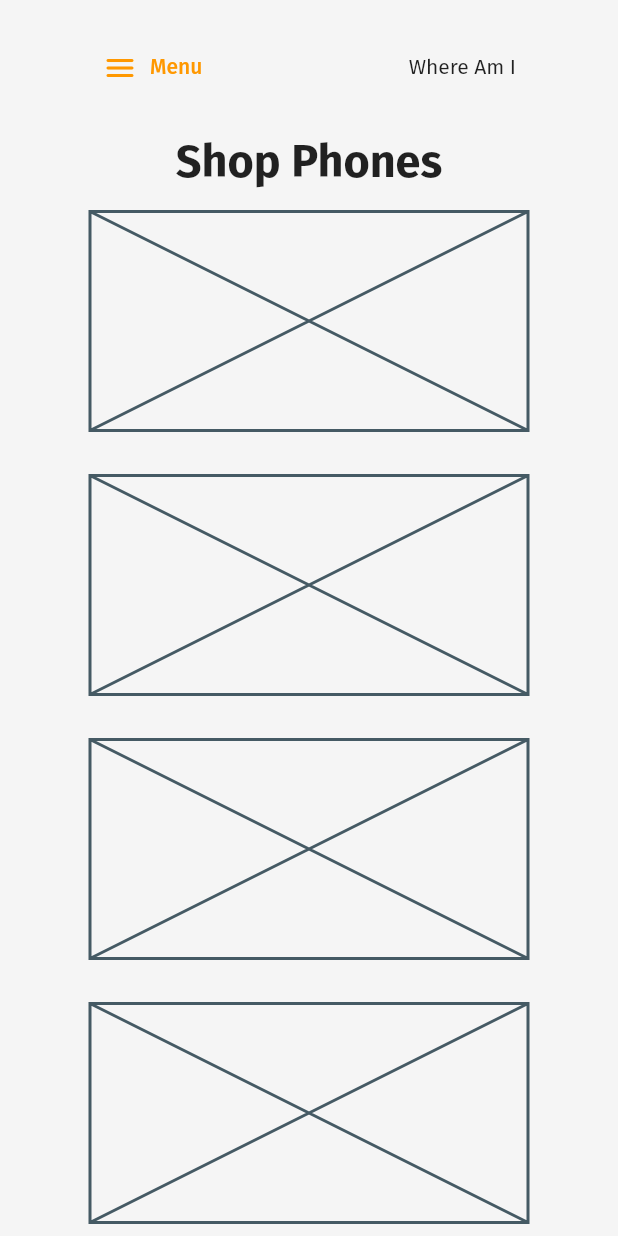
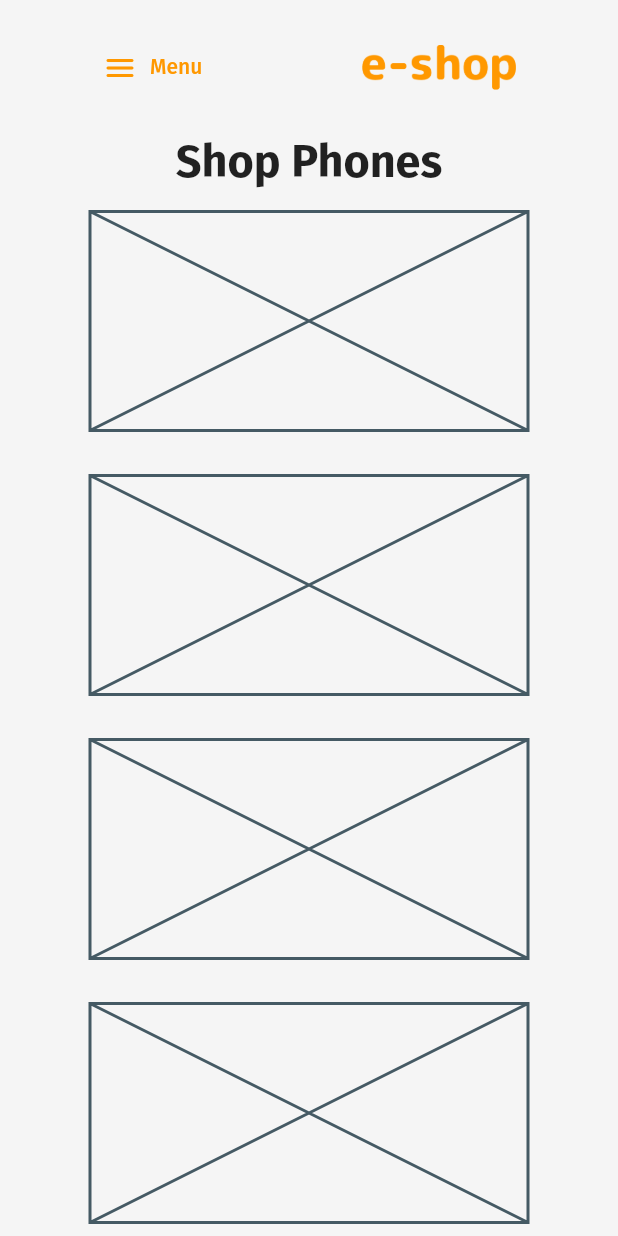
Before and after one commit to mikezamayias/flutter_ecommerce_website_demo, a Flutter app: the screen it shows after launch, on a phone screen of 412 x 824 dp. Run offline on Flutter 3.47's test engine with Material 2 defaults, Android fonts, the phone set to English and light mode, and no system bars; our stand-ins replace carousel_slider, google_fonts, responsive_builder.

Commit message:
tweaked navigation bars

```diff
--- a/lib/widgets/navigation/mobile/custom_navigation_bar_mobile.dart
+++ b/lib/widgets/navigation/mobile/custom_navigation_bar_mobile.dart
@@ -1,4 +1,6 @@
 import 'package:flutter/material.dart';
+
+import '../navigation_bar_logo.dart';
 
 class CustomNavigationBarMobile extends StatelessWidget {
   const CustomNavigationBarMobile({Key? key}) : super(key: key);
@@ -21,10 +23,9 @@ class CustomNavigationBarMobile extends StatelessWidget {
           // logo
           Container(
             color: Colors.transparent,
+            alignment: Alignment.center,
             padding: const EdgeInsets.symmetric(horizontal: 8),
-            child: const Text(
-              'Where Am I',
-            ),
+            child: const NavigationBarLogo()
           ),
         ],
       ),
--- a/lib/widgets/navigation/tasktop/custom_navigation_bar_tasktop.dart
+++ b/lib/widgets/navigation/tasktop/custom_navigation_bar_tasktop.dart
@@ -16,7 +16,10 @@ class CustomNavigationBarTasktop extends StatelessWidget {
         mainAxisAlignment: MainAxisAlignment.spaceBetween,
         children: [
           // logo
-          const NavigationBarLogo(),
+          Container(
+            alignment: Alignment.centerLeft,
+            child: const NavigationBarLogo(),
+          ),
           Row(
             mainAxisSize: MainAxisSize.min,
             children: navigationActions,
```
